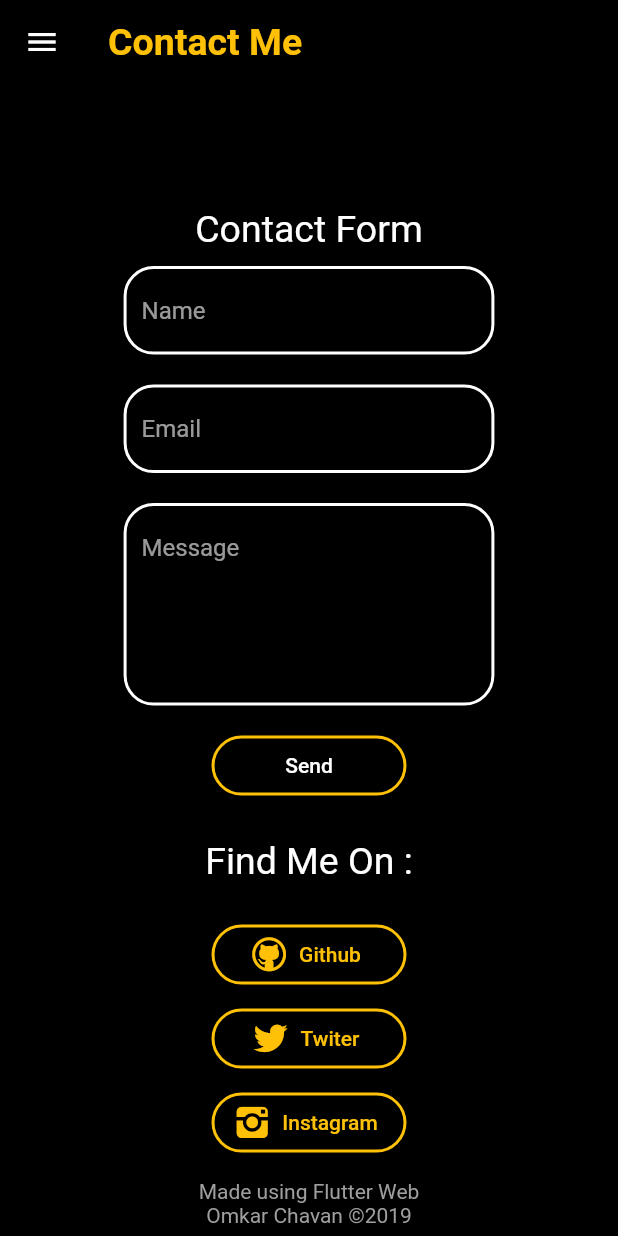
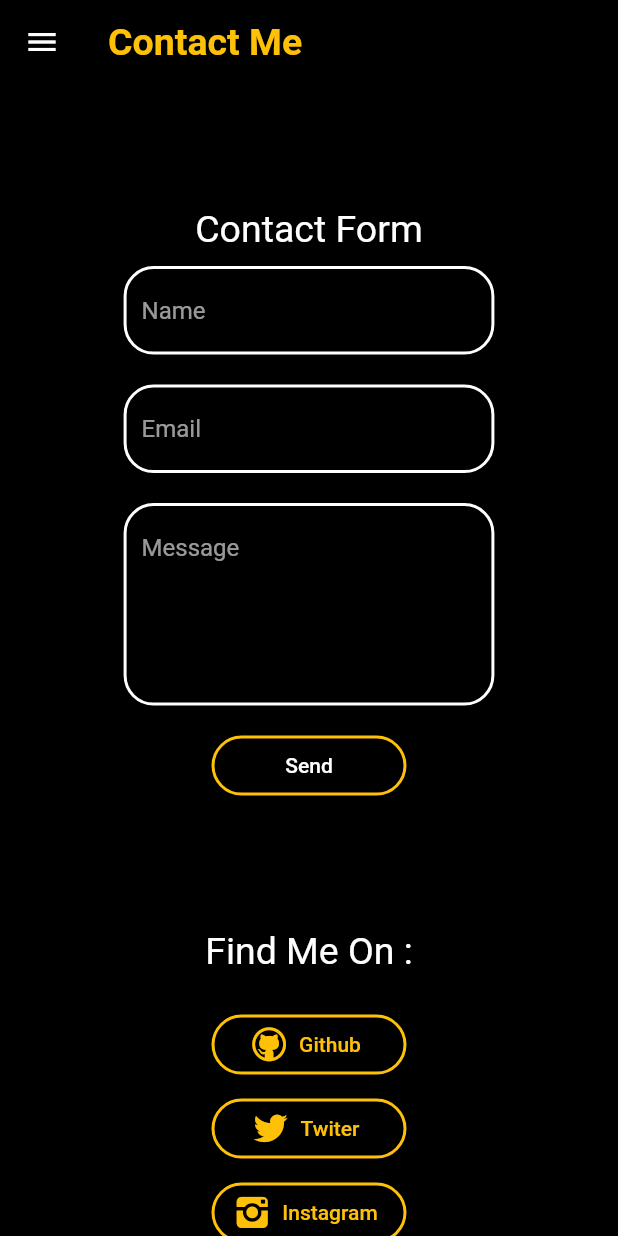
Before and after one commit to Omkarchavan28/portfolio, a Flutter app: the ContactPage screen opened by its route, on a phone screen of 412 x 824 dp. Run offline on Flutter 3.47's test engine with Material 2 defaults, Android fonts, the phone set to English and light mode, and no system bars; our stand-ins replace animated_text_kit; missing offline and left inert: dart:html; Roboto replaces fonts that are missing (Agne).

Commit message:
minnor changes

```diff
--- a/lib/pages/contactPage.dart
+++ b/lib/pages/contactPage.dart
@@ -26,8 +26,7 @@
             )
           : null,
       body: SingleChildScrollView(
-        child: AnimatedPadding(
-          duration: Duration(seconds: 1),
+        child: Padding(
           padding: EdgeInsets.all(MediaQuery.of(context).size.height * 0.1),
           child: ResponsiveWidget(
             largeScreen: Column(
--- a/lib/presentation/constants.dart
+++ b/lib/presentation/constants.dart
@@ -83,7 +83,7 @@
   filled: true,
   alignLabelWithHint: true,
   focusedErrorBorder: OutlineInputBorder(
-    borderRadius: BorderRadius.all(Radius.circular(20)),
+    borderRadius: BorderRadius.all(Radius.circular(320)),
     borderSide: BorderSide(color: Colors.red, width: 2.0),
   ),
   errorBorder: OutlineInputBorder(
--- a/lib/widgets/contactForm.dart
+++ b/lib/widgets/contactForm.dart
@@ -27,7 +27,7 @@
   Widget build(BuildContext context) {
     return Container(
       constraints: BoxConstraints(
-        maxHeight: 380,
+        maxHeight: 440,
         maxWidth: 600,
       ),
       child: Center(
--- a/lib/widgets/proflie_info.dart
+++ b/lib/widgets/proflie_info.dart
@@ -73,7 +73,6 @@
         children: <Widget>[
           Container(
             height: 40,
-            width: 130,
             margin: EdgeInsets.all(8),
             child: OutlineButton(
               onPressed: () {},
@@ -92,7 +91,6 @@
           ),
           Container(
             height: 40,
-            width: 130,
             margin: EdgeInsets.all(8),
             child: OutlineButton(
               onPressed: () {},
```
